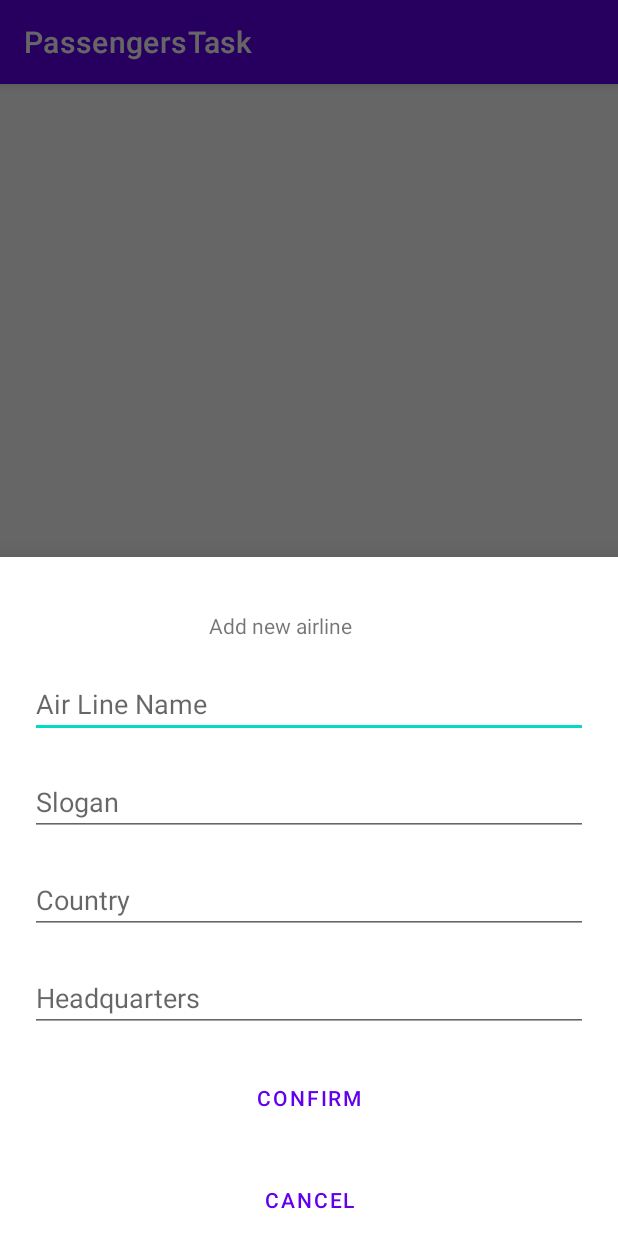
After one commit to Amlsakr/Passengers-Task, an Android app: the BottomSheetFragment screen opened through its navigation route, on a phone screen of 412 x 824 dp. The commit adds this screen. Run offline under Robolectric (Android 15) with nearby library versions, the phone set to English and light mode, and no system bars; our stand-ins replace Dagger/Hilt's generated code, sdp/ssp sizes; network calls fail.

Commit message:
adding Item to dataBase

```diff
--- /dev/null
+++ b/app/src/main/java/com/example/passengerstask/data/addItem/BottomSheetFragment.kt
@@ -0,0 +1,73 @@
+package com.example.passengerstask.data.addItem
+
+import android.os.Bundle
+import androidx.fragment.app.Fragment
+import android.view.LayoutInflater
+import android.view.View
+import android.view.ViewGroup
+import androidx.fragment.app.viewModels
+import com.example.passengerstask.R
+import com.example.passengerstask.data.model.AirLineItem
+import com.example.passengerstask.databinding.FragmentBottomSheetBinding
+import com.example.passengerstask.databinding.FragmentSplashScreenBinding
+import com.example.passengerstask.viewModel.HomeViewModel
+import com.google.android.material.bottomsheet.BottomSheetDialogFragment
+import dagger.hilt.android.AndroidEntryPoint
+import kotlinx.coroutines.Dispatchers
+import kotlinx.coroutines.GlobalScope
+import kotlinx.coroutines.launch
+import java.util.*
+import kotlin.collections.ArrayList
+
+@AndroidEntryPoint
+class BottomSheetFragment : BottomSheetDialogFragment() {
+
+    private lateinit var binding: FragmentBottomSheetBinding
+    private val homeFragmentViewModel: HomeViewModel by viewModels()
+
+    override fun onCreate(savedInstanceState: Bundle?) {
+        super.onCreate(savedInstanceState)
+    }
+
+    override fun onCreateView(
+        inflater: LayoutInflater, container: ViewGroup?,
+        savedInstanceState: Bundle?
+    ): View? {
+        // Inflate the layout for this fragment
+        binding = FragmentBottomSheetBinding.inflate(layoutInflater)
+        val view = binding.root
+
+        binding.cancelButton.setOnClickListener {
+            dismiss()
+        }
+        binding.confirmButton.setOnClickListener {
+            val name = binding.editTextTextAirLineName.text.toString()
+            val country = binding.editTextTextCountry.text.toString()
+            val slogan = binding.editTextTextSlogan.text.toString()
+            val headQuarter = binding.editTextTextHeadQuarter.text.toString()
+            val id = generateID()
+            val  item = AirLineItem(null,country,null,name,headQuarter,null,id,slogan)
+            homeFragmentViewModel.add(item)
+        }
+
+
+        return view
+    }
+
+    private fun generateID(): Double {
+        var id = 0.0
+        GlobalScope.launch (Dispatchers.Main) {
+            val list = homeFragmentViewModel.getJobsFromDataBase()
+            val listOfIDS = ArrayList<Double>()
+            for (item in list){
+                listOfIDS.add(item.id)
+            }
+            Collections.sort(listOfIDS);
+            id = listOfIDS.lastIndex + 1.0
+        }
+        return id
+
+    }
+
+
+}
--- a/app/src/main/java/com/example/passengerstask/data/model/AirLineItem.kt
+++ b/app/src/main/java/com/example/passengerstask/data/model/AirLineItem.kt
@@ -13,7 +13,6 @@ import kotlinx.android.parcel.Parcelize
 @Parcelize
 data class AirLineItem(@SerializedName("established")
                        val established: String? = null,
-
                        @SerializedName("country")
                        val country: String? = null,
                        @SerializedName("website")
--- /dev/null
+++ b/app/src/main/res/drawable/ic_baseline_add_24.xml
@@ -0,0 +1,5 @@
+<vector android:height="24dp" android:tint="#FFFFFF"
+    android:viewportHeight="24" android:viewportWidth="24"
+    android:width="24dp" xmlns:android="http://schemas.android.com/apk/res/android">
+    <path android:fillColor="@android:color/white" android:pathData="M19,13h-6v6h-2v-6H5v-2h6V5h2v6h6V13z"/>
+</vector>
--- /dev/null
+++ b/app/src/main/res/layout/fragment_bottom_sheet.xml
@@ -0,0 +1,94 @@
+<?xml version="1.0" encoding="utf-8"?>
+<androidx.constraintlayout.widget.ConstraintLayout
+    xmlns:android="http://schemas.android.com/apk/res/android"
+    xmlns:app="http://schemas.android.com/apk/res-auto"
+    xmlns:tools="http://schemas.android.com/tools"
+    android:layout_width="match_parent"
+    android:layout_height="wrap_content"
+    tools:context=".data.addItem.BottomSheetFragment">
+
+    <TextView
+        android:id="@+id/textView"
+        android:layout_width="wrap_content"
+        android:layout_height="wrap_content"
+        android:layout_marginTop="36dp"
+        android:text="Add new airline"
+        app:layout_constraintEnd_toEndOf="parent"
+        app:layout_constraintHorizontal_bias="0.439"
+        app:layout_constraintStart_toStartOf="parent"
+        app:layout_constraintTop_toTopOf="parent" />
+    <EditText
+        android:id="@+id/editTextTextAirLineName"
+        android:layout_width="match_parent"
+        android:layout_height="wrap_content"
+        android:layout_margin="20dp"
+        android:ems="10"
+        android:inputType="textPersonName"
+        android:hint="Air Line Name"
+        app:layout_constraintEnd_toEndOf="parent"
+        app:layout_constraintHorizontal_bias="0.497"
+        app:layout_constraintStart_toStartOf="parent"
+        app:layout_constraintTop_toBottomOf="@+id/textView" />
+
+
+    <EditText
+        android:id="@+id/editTextTextSlogan"
+        android:layout_width="match_parent"
+        android:layout_height="wrap_content"
+        android:layout_margin="20dp"
+        android:ems="10"
+        android:inputType="textPersonName"
+        android:hint="Slogan"
+        app:layout_constraintEnd_toEndOf="parent"
+        app:layout_constraintHorizontal_bias="0.497"
+        app:layout_constraintStart_toStartOf="parent"
+        app:layout_constraintTop_toBottomOf="@+id/editTextTextAirLineName" />
+
+    <EditText
+        android:id="@+id/editTextTextCountry"
+        android:layout_width="match_parent"
+        android:layout_height="wrap_content"
+        android:layout_margin="20dp"
+        android:ems="10"
+        android:inputType="textPersonName"
+        android:hint="Country"
+        app:layout_constraintEnd_toEndOf="parent"
+        app:layout_constraintHorizontal_bias="0.497"
+        app:layout_constraintStart_toStartOf="parent"
+        app:layout_constraintTop_toBottomOf="@+id/editTextTextSlogan" />
+
+    <EditText
+        android:id="@+id/editTextTextHeadQuarter"
+        android:layout_width="match_parent"
+        android:layout_height="wrap_content"
+        android:layout_margin="20dp"
+        android:ems="10"
+        android:inputType="textPersonName"
+        android:hint="Headquarters"
+        app:layout_constraintEnd_toEndOf="parent"
+        app:layout_constraintHorizontal_bias="0.497"
+        app:layout_constraintStart_toStartOf="parent"
+        app:layout_constraintTop_toBottomOf="@+id/editTextTextCountry" />
+
+
+
+    <Button
+        android:id="@+id/confirmButton"
+        android:layout_width="match_parent"
+        android:layout_height="wrap_content"
+        android:layout_margin="20dp"
+        android:text="Confirm"
+        app:layout_constraintEnd_toEndOf="parent"
+        app:layout_constraintStart_toStartOf="parent"
+        app:layout_constraintTop_toBottomOf="@+id/editTextTextHeadQuarter" />
+
+    <Button
+        android:id="@+id/cancelButton"
+        android:layout_width="match_parent"
+        android:layout_height="wrap_content"
+        android:text="Cancel"
+        android:layout_margin="20dp"
+        app:layout_constraintEnd_toEndOf="parent"
+        app:layout_constraintStart_toStartOf="parent"
+        app:layout_constraintTop_toBottomOf="@+id/confirmButton" />
+</androidx.constraintlayout.widget.ConstraintLayout>
--- a/app/src/main/res/navigation/nav_graph.xml
+++ b/app/src/main/res/navigation/nav_graph.xml
@@ -22,6 +22,9 @@
         <action
             android:id="@+id/action_homeFragment_to_detailsFragment"
             app:destination="@id/detailsFragment" />
+        <action
+            android:id="@+id/action_homeFragment_to_bottomSheetFragment"
+            app:destination="@id/bottomSheetFragment" />
     </fragment>
     <fragment
         android:id="@+id/detailsFragment"
@@ -32,4 +35,9 @@
             android:name="airLineItem"
             app:argType="com.example.passengerstask.data.model.AirLineItem" />
     </fragment>
+    <dialog
+        android:id="@+id/bottomSheetFragment"
+        android:name="com.example.passengerstask.data.addItem.BottomSheetFragment"
+        android:label="fragment_bottom_sheet"
+        tools:layout="@layout/fragment_bottom_sheet" />
 </navigation>
--- /dev/null
+++ b/app/src/main/res/values/dimens.xml
@@ -0,0 +1,5 @@
+<?xml version="1.0"?>
+<resources>
+    <dimen name="list_item_spacing">16dp</dimen>
+    <dimen name="list_item_spacing_half">8dp</dimen>
+</resources>
```
Also changed, not shown: app/src/main/java/com/example/passengerstask/view/HomeFragment.kt (+25 -0 lines), app/src/main/java/com/example/passengerstask/view/adapter/HomeAdapter.kt (+38 -1 lines), app/src/main/java/com/example/passengerstask/viewModel/HomeViewModel.kt (+8 -1 lines), app/src/main/res/layout/fragment_home.xml (+17 -5 lines).
